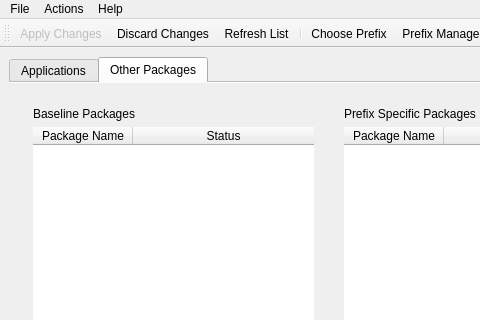
Qt form designer/pybombs_main.ui (NinjaComics/pybombs-qtgui) before a commit; both pictures show x 0 to 480 and y 0 to 320 of the 652 by 526 pixel window.
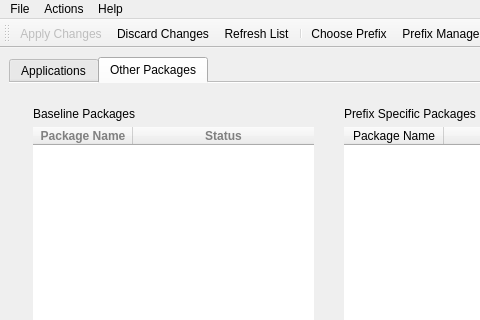
The same form after that commit. The open tabs and pages were chosen to show the change.

Commit message: Changes to mainwindow's tableWidgets

Patch:
```diff
--- a/designer/pybombs_main.ui
+++ b/designer/pybombs_main.ui
@@ -119,6 +119,13 @@
            </item>
            <item>
             <widget class="QTableWidget" name="tableWidget_3">
+             <property name="contextMenuPolicy">
+              <enum>Qt::CustomContextMenu</enum>
+             </property>
+             <property name="styleSheet">
+              <string notr="true">QHeaderView{font:bold; color:gray;border: 0px; padding: 0px;}
+QTableWidget::item {border: 0px; padding-left: 10px; padding-right: 40px;}</string>
+             </property>
              <property name="frameShape">
               <enum>QFrame::NoFrame</enum>
              </property>
```
Left out of the diff: 49 changed lines with no effect on the pictures. The commit also changes 2 other files.
